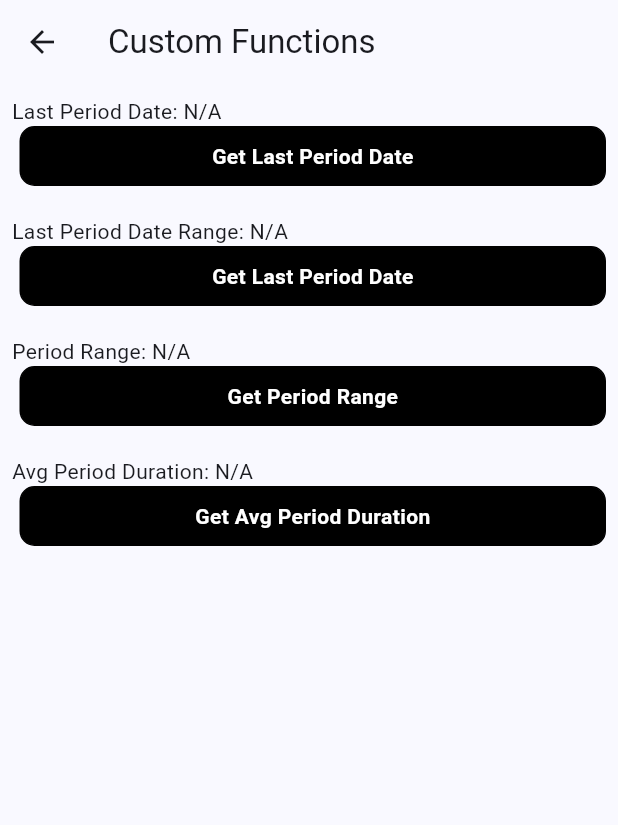
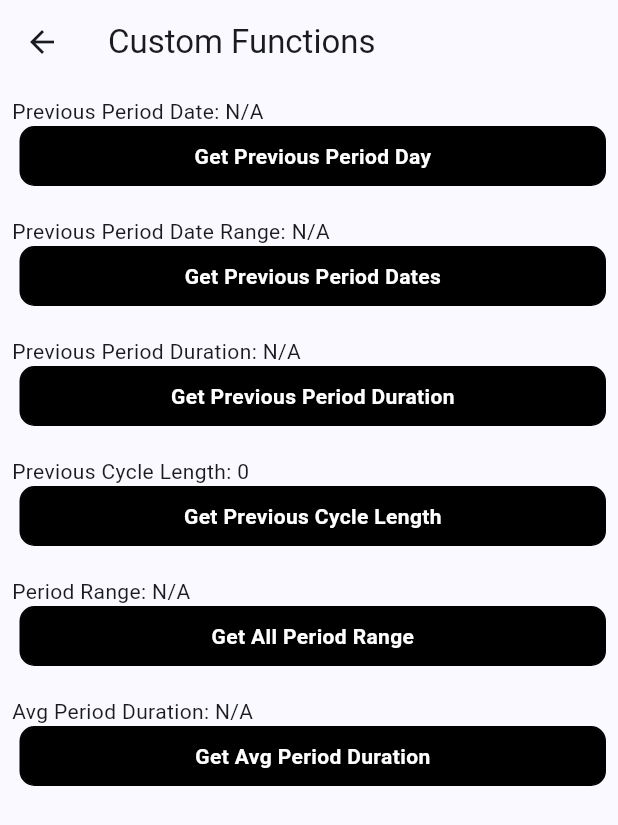
Before and after one commit to sandipkalola/menstrual_cycle_widget_example, a Flutter app: the screen it shows after launch, after a tap on "Custom Functions", on a phone screen of 412 x 824 dp. Shown: the top 825 px of the screen. Run offline on Flutter 3.47's test engine with Material 3 defaults, Android fonts, the phone set to English and light mode, and no system bars; missing offline and left inert: menstrual_cycle_widget, syncfusion_flutter_pdfviewer; statements that could not run were skipped.

Commit message:
Added new example

```diff
--- a/lib/custom_functions.dart
+++ b/lib/custom_functions.dart
@@ -1,7 +1,6 @@
 import 'package:flutter/material.dart';
 import 'package:intl/intl.dart';
 import 'package:menstrual_cycle_widget/menstrual_cycle_widget.dart';
-import 'package:menstrual_cycle_widget/utils/model/PeriodsDateRange.dart';
 
 import 'screens/period_range_list.dart';
 
@@ -18,7 +17,10 @@ class _CustomFunctionsState extends State<CustomFunctions> {
 
   DateTime? lastPeriodDate;
   String? lastPeriodDateRangeString;
+  String? lastPeriodDateDuration;
+
   String? periodDateRangeString;
+  int previousCycleLength = 0;
   String? avgPeriodDuration;
 
   @override
@@ -62,23 +64,23 @@ class _CustomFunctionsState extends State<CustomFunctions> {
           crossAxisAlignment: CrossAxisAlignment.start,
           children: [
             Text(
-                "Last Period Date: ${(lastPeriodDate == null) ? "N/A" : _dateFormat.format(lastPeriodDate!)}"),
+                "Previous Period Date: ${(lastPeriodDate == null) ? "N/A" : _dateFormat.format(lastPeriodDate!)}"),
             GestureDetector(
               onTap: () async {
-                lastPeriodDate = await instance.getLastPeriodDate();
+                lastPeriodDate = await instance.getPreviousPeriodDate();
                 setState(() {});
               },
-              child: getButton("Get Last Period Date"),
+              child: getButton("Get Previous Period Day"),
             ),
             const SizedBox(
               height: 20,
             ),
             Text(
-                "Last Period Date Range: ${(lastPeriodDateRangeString == null) ? "N/A" : lastPeriodDateRangeString}"),
+                "Previous Period Date Range: ${(lastPeriodDateRangeString == null) ? "N/A" : lastPeriodDateRangeString}"),
             GestureDetector(
               onTap: () async {
                 PeriodsDateRange lastPeriodDateRange =
-                    await instance.getLastPeriodDateRange();
+                    await instance.getPreviousPeriodDateRange();
                 if (lastPeriodDateRange.allPeriodDates!.isNotEmpty) {
                   lastPeriodDateRangeString =
                       lastPeriodDateRange.allPeriodDates!.toString();
@@ -87,7 +89,33 @@ class _CustomFunctionsState extends State<CustomFunctions> {
                 }
                 setState(() {});
               },
-              child: getButton("Get Last Period Date"),
+              child: getButton("Get Previous Period Dates"),
+            ),
+            const SizedBox(
+              height: 20,
+            ),
+            Text(
+                "Previous Period Duration: ${(lastPeriodDateDuration == null) ? "N/A" : lastPeriodDateDuration}"),
+            GestureDetector(
+              onTap: () async {
+                int lastPeriodDuration =
+                    await instance.getPreviousPeriodDuration();
+                lastPeriodDateDuration = lastPeriodDuration.toString();
+                setState(() {});
+              },
+              child: getButton("Get Previous Period Duration"),
+            ),
+            const SizedBox(
+              height: 20,
+            ),
+            Text("Previous Cycle Length: $previousCycleLength"),
+            GestureDetector(
+              onTap: () async {
+                int lastPeriodDuration = instance.getPreviousCycleLength();
+                previousCycleLength = lastPeriodDuration;
+                setState(() {});
+              },
+              child: getButton("Get Previous Cycle Length"),
             ),
             const SizedBox(
               height: 20,
@@ -112,7 +140,7 @@ class _CustomFunctionsState extends State<CustomFunctions> {
                 }
                 setState(() {});
               },
-              child: getButton("Get Period Range"),
+              child: getButton("Get All Period Range"),
             ),
             const SizedBox(
               height: 20,
--- a/lib/main.dart
+++ b/lib/main.dart
@@ -3,6 +3,8 @@ import 'package:menstrual_cycle_widget/menstrual_cycle_widget.dart';
 import 'package:menstrual_cycle_widget_example/display_widget.dart';
 
 import 'custom_functions.dart';
+import 'screens/graph/all_graph_screen.dart';
+import 'screens/log_periods_screen.dart';
 
 void main() {
   WidgetsFlutterBinding.ensureInitialized();
@@ -97,7 +99,7 @@ class _MyHomePageState extends State<MyHomePage> {
             // Monthly Calender View
             getWidget(
                 displayWidget: MenstrualCycleMonthlyCalenderView(
-                  themeColor: "000000",
+                  themeColor: Colors.black,
                   daySelectedColor: Colors.blue,
                   hideInfoView: false,
                   onDataChanged: (value) {},
@@ -107,10 +109,10 @@ class _MyHomePageState extends State<MyHomePage> {
             getWidget(
                 displayWidget: Center(
                   child: MenstrualCycleCalenderView(
-                    themeColor: "000000",
+                    themeColor: Colors.black,
                     daySelectedColor: Colors.blue,
                     logPeriodText: "Log Period",
-                    backgroundColorCode: "FFFFFF",
+                    backgroundColorCode: Colors.white,
                     hideInfoView: false,
                     onDateSelected: (date) {},
                     onDataChanged: (value) {},
@@ -168,8 +170,107 @@ class _MyHomePageState extends State<MyHomePage> {
                   ),
                 );
               },
-            )
-            /* ,*/
+            ),
+            const SizedBox(
+              height: 10,
+            ),
+            GestureDetector(
+              child: Container(
+                padding: const EdgeInsets.all(8),
+                margin: const EdgeInsets.only(left: 5),
+                decoration: BoxDecoration(
+                  color: Colors.blue,
+                  shape: BoxShape.rectangle,
+                  border: Border.all(width: 1.0, color: Colors.blue),
+                  borderRadius: const BorderRadius.all(
+                    Radius.circular(10),
+                  ),
+                ),
+                height: 40,
+                width: 150,
+                child: const Center(
+                  child: Text(
+                    "Log Periods",
+                    style: TextStyle(
+                        fontWeight: FontWeight.bold, color: Colors.white),
+                  ),
+                ),
+              ),
+              onTap: () {
+                Navigator.of(context).push(
+                  MaterialPageRoute(
+                    builder: (context) => LogPeriodsScreen(),
+                  ),
+                );
+              },
+            ),
+            const SizedBox(
+              height: 10,
+            ),
+            GestureDetector(
+              child: Container(
+                padding: const EdgeInsets.all(8),
+                margin: const EdgeInsets.only(left: 5),
+                decoration: BoxDecoration(
+                  color: Colors.blue,
+                  shape: BoxShape.rectangle,
+                  border: Border.all(width: 1.0, color: Colors.blue),
+                  borderRadius: const BorderRadius.all(
+                    Radius.circular(10),
+                  ),
+                ),
+                height: 40,
+                width: 150,
+                child: const Center(
+                  child: Text(
+                    "All Graph example",
+                    style: TextStyle(
+                        fontWeight: FontWeight.bold, color: Colors.white),
+                  ),
+                ),
+              ),
+              onTap: () {
+                Navigator.of(context).push(
+                  MaterialPageRoute(
+                    builder: (context) => AllGraphScreen(),
+                  ),
+                );
+              },
+            ),
+            const SizedBox(
+              height: 10,
+            ),
+
+            /*GestureDetector(
+              child: Container(
+                padding: const EdgeInsets.all(8),
+                margin: const EdgeInsets.only(left: 5),
+                decoration: BoxDecoration(
+                  color: Colors.blue,
+                  shape: BoxShape.rectangle,
+                  border: Border.all(width: 1.0, color: Colors.blue),
+                  borderRadius: const BorderRadius.all(
+                    Radius.circular(10),
+                  ),
+                ),
+                height: 40,
+                width: 150,
+                child: const Center(
+                  child: Text(
+                    "Graph View",
+                    style: TextStyle(
+                        fontWeight: FontWeight.bold, color: Colors.white),
+                  ),
+                ),
+              ),
+              onTap: () {
+                Navigator.of(context).push(
+                  MaterialPageRoute(
+                    builder: (context) => LogPeriodsScreen(),
+                  ),
+                );
+              },
+            )*/
           ],
         ),
       ), // This trailing comma makes auto-formatting nicer for build methods.
--- a/lib/screens/period_range_list.dart
+++ b/lib/screens/period_range_list.dart
@@ -1,5 +1,5 @@
 import 'package:flutter/material.dart';
-import 'package:menstrual_cycle_widget/utils/model/PeriodsDateRange.dart';
+import 'package:menstrual_cycle_widget/menstrual_cycle_widget.dart';
 
 class PeriodRangeList extends StatefulWidget {
   List<PeriodsDateRange>? periodDateRange;
@@ -40,6 +40,8 @@ class _PeriodRangeListState extends State<PeriodRangeList> {
                   Text(
                       "Period Duration: ${widget.periodDateRange![index].periodDuration}"),
                   Text(
+                      "Cycle Duration: ${widget.periodDateRange![index].cycleDuration}"),
+                  Text(
                       "Period Range: ${widget.periodDateRange![index].allPeriodDates.toString()}"),
                 ],
               ),
--- a/pubspec.yaml
+++ b/pubspec.yaml
@@ -12,6 +12,7 @@ dependencies:
     sdk: flutter
 
   cupertino_icons: ^1.0.6
+  syncfusion_flutter_pdfviewer: ^26.2.5
   intl:
   menstrual_cycle_widget:
     path: ../menstrual_cycle_widget
```
Also changed, not shown: lib/screens/graph/all_graph_screen.dart (added, +223 -0 lines), lib/screens/graph/graph_view.dart (added, +22 -0 lines), lib/screens/log_periods_screen.dart (added, +137 -0 lines), 2 other files.
